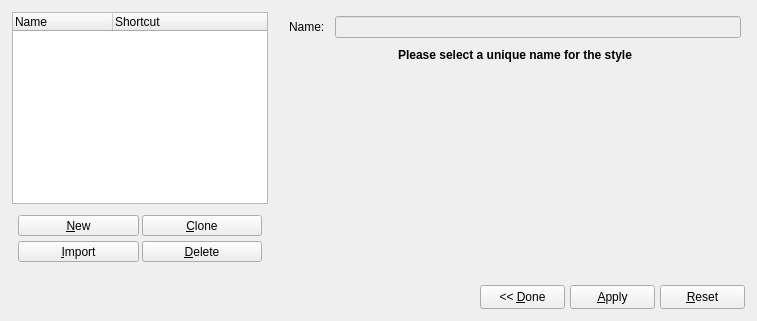
scribusproject/scribus, file scribus/stylemanager.ui: the form before one commit.
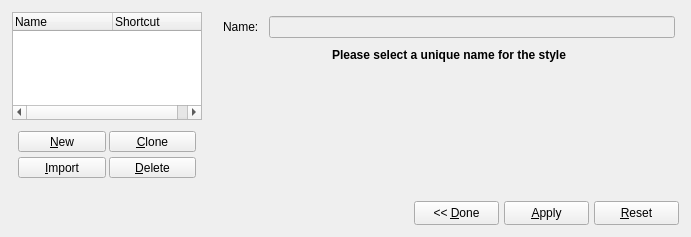
The form after the commit. Custom widgets are drawn as their Qt base class.

Commit message: Give Style Manager a caption

The edit to the form file:
```diff
--- a/scribus/stylemanager.ui
+++ b/scribus/stylemanager.ui
@@ -4,6 +4,14 @@
   <property name="enabled" >
    <bool>true</bool>
   </property>
+  <property name="geometry" >
+   <rect>
+    <x>0</x>
+    <y>0</y>
+    <width>691</width>
+    <height>237</height>
+   </rect>
+  </property>
   <property name="sizePolicy" >
    <sizepolicy vsizetype="Preferred" hsizetype="MinimumExpanding" >
     <horstretch>0</horstretch>
```
Left out of the diff: 3 changed lines with no effect on the pictures.
